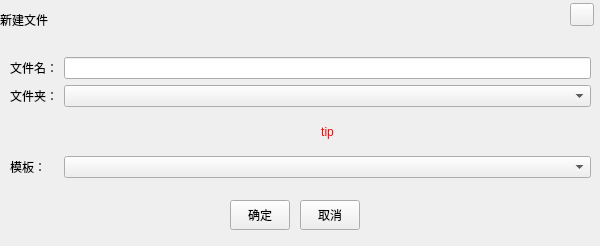
This is ChainIDE/popwidget/NewFileDialog.ui in HcashOrg/HX-IDE as Qt 5 draws it before an edit. The edited form follows.
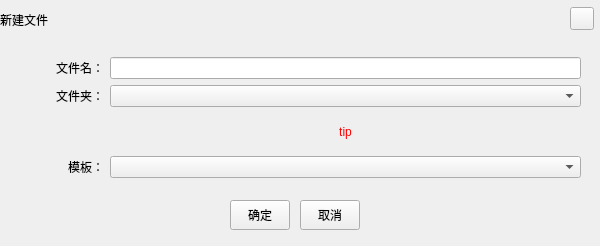
This is the edited form.

The edit to the form file:
```diff
--- a/ChainIDE/popwidget/NewFileDialog.ui
+++ b/ChainIDE/popwidget/NewFileDialog.ui
@@ -30,7 +30,7 @@
    <property name="geometry">
     <rect>
      <x>570</x>
-     <y>3</y>
+     <y>7</y>
      <width>24</width>
      <height>23</height>
     </rect>
@@ -68,21 +68,24 @@
     <string>取消</string>
    </property>
   </widget>
-  <widget class="QWidget" name="">
+  <widget class="QWidget" name="layoutWidget">
    <property name="geometry">
     <rect>
      <x>10</x>
      <y>57</y>
-     <width>581</width>
+     <width>571</width>
      <height>121</height>
     </rect>
    </property>
-   <layout class="QGridLayout" name="gridLayout">
+   <layout class="QGridLayout" name="gridLayout" columnstretch="1,5">
     <item row="0" column="0">
      <widget class="QLabel" name="label">
       <property name="text">
        <string>文件名：</string>
       </property>
+      <property name="alignment">
+       <set>Qt::AlignRight|Qt::AlignTrailing|Qt::AlignVCenter</set>
+      </property>
      </widget>
     </item>
     <item row="0" column="1">
@@ -93,6 +96,9 @@
       <property name="text">
        <string>文件夹：</string>
       </property>
+      <property name="alignment">
+       <set>Qt::AlignRight|Qt::AlignTrailing|Qt::AlignVCenter</set>
+      </property>
      </widget>
     </item>
     <item row="1" column="1">
@@ -116,6 +122,9 @@
       <property name="text">
        <string>模板：</string>
       </property>
+      <property name="alignment">
+       <set>Qt::AlignRight|Qt::AlignTrailing|Qt::AlignVCenter</set>
+      </property>
      </widget>
     </item>
     <item row="3" column="1">
```
Left out of the diff: 6 changed lines with no effect on the pictures.
